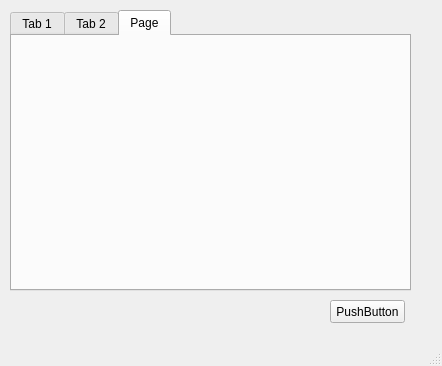
Amalio769/kpis_mto, file main.ui: the form before one commit.
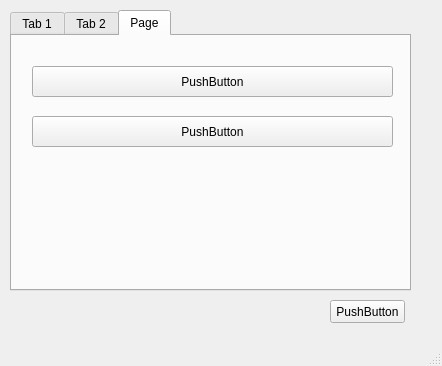
The form after the commit. The open tabs and pages were chosen to show the change.

Commit message: Añadido main.ui

The edit to the form file:
```diff
--- a/main.ui
+++ b/main.ui
@@ -183,6 +183,32 @@
      <attribute name="title">
       <string>Page</string>
      </attribute>
+     <widget class="QPushButton" name="pushButton_actualizarcostes">
+      <property name="geometry">
+       <rect>
+        <x>20</x>
+        <y>30</y>
+        <width>361</width>
+        <height>31</height>
+       </rect>
+      </property>
+      <property name="text">
+       <string>PushButton</string>
+      </property>
+     </widget>
+     <widget class="QPushButton" name="pushButton_actualizarrepuestos">
+      <property name="geometry">
+       <rect>
+        <x>20</x>
+        <y>80</y>
+        <width>361</width>
+        <height>31</height>
+       </rect>
+      </property>
+      <property name="text">
+       <string>PushButton</string>
+      </property>
+     </widget>
     </widget>
    </widget>
    <widget class="QPushButton" name="pushButton_salir">
```
